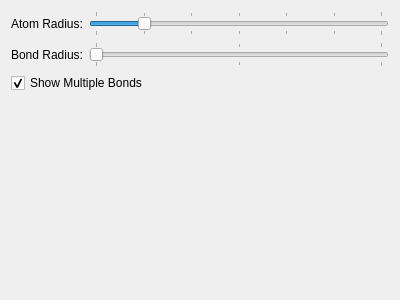
Above: libavogadro/src/engines/bsdysettingswidget.ui from cryos/avogadro before the change. Below: the same form after it.
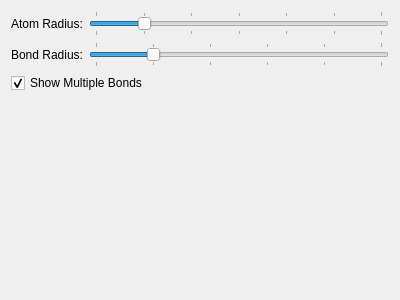
That is the form after the change.

Commit message: Add in more bond granularity -- more steps, and a thin bond at the smallest size. Suggested by Andrew Dalke.

Patch:
```diff
--- a/libavogadro/src/engines/bsdysettingswidget.ui
+++ b/libavogadro/src/engines/bsdysettingswidget.ui
@@ -54,13 +54,13 @@
         <number>1</number>
        </property>
        <property name="maximum" >
-        <number>3</number>
+        <number>6</number>
        </property>
        <property name="pageStep" >
         <number>1</number>
        </property>
        <property name="value" >
-        <number>1</number>
+        <number>2</number>
        </property>
        <property name="orientation" >
         <enum>Qt::Horizontal</enum>
```
The commit also changes 1 other file.
